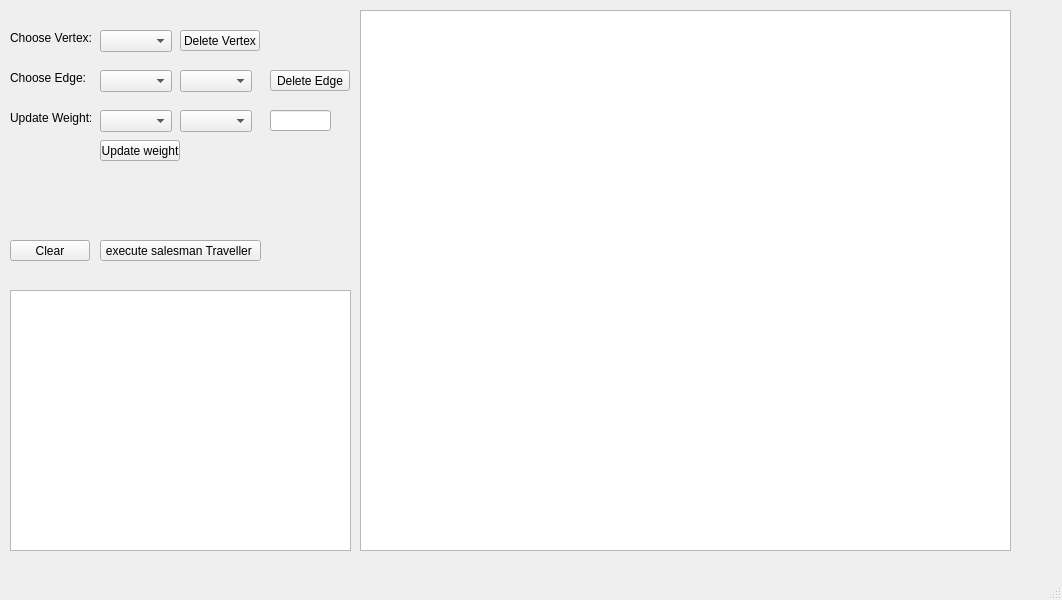
The window that salesmanTraveller/mainwindow.ui (Morpheuseses/Creative_Task) describes before a commit, drawn with Qt 5.
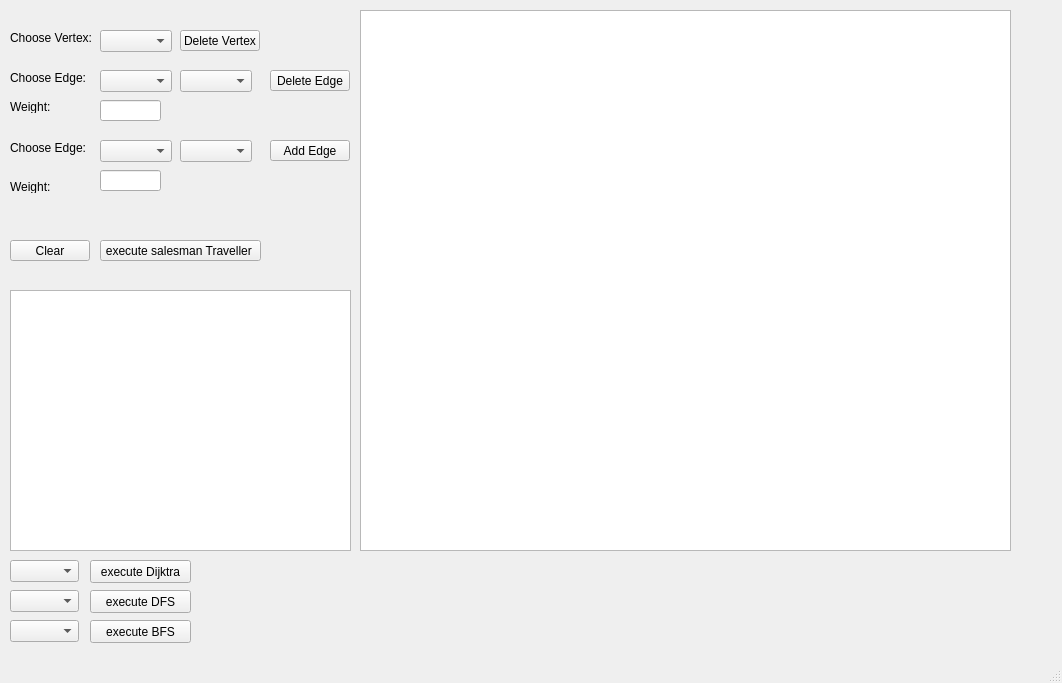
The same window after the commit.

Diff of the .ui file:
```diff
--- a/salesmanTraveller/mainwindow.ui
+++ b/salesmanTraveller/mainwindow.ui
@@ -7,7 +7,7 @@
     <x>0</x>
     <y>0</y>
     <width>1062</width>
-    <height>600</height>
+    <height>683</height>
    </rect>
   </property>
   <property name="windowTitle">
@@ -109,19 +109,6 @@
      <string>Delete Edge</string>
     </property>
    </widget>
-   <widget class="QLabel" name="label_3">
-    <property name="geometry">
-     <rect>
-      <x>10</x>
-      <y>110</y>
-      <width>81</width>
-      <height>16</height>
-     </rect>
-    </property>
-    <property name="text">
-     <string>Update Weight:</string>
-    </property>
-   </widget>
    <widget class="QComboBox" name="comboBox_3">
     <property name="geometry">
      <rect>
@@ -132,19 +119,6 @@
      </rect>
     </property>
    </widget>
-   <widget class="QPushButton" name="pushButton_4">
-    <property name="geometry">
-     <rect>
-      <x>100</x>
-      <y>140</y>
-      <width>80</width>
-      <height>21</height>
-     </rect>
-    </property>
-    <property name="text">
-     <string>Update weight</string>
-    </property>
-   </widget>
    <widget class="QPushButton" name="pushButton_5">
     <property name="geometry">
      <rect>
@@ -162,9 +136,9 @@
     <property name="geometry">
      <rect>
       <x>10</x>
-      <y>180</y>
+      <y>200</y>
       <width>341</width>
-      <height>51</height>
+      <height>41</height>
      </rect>
     </property>
     <property name="text">
@@ -181,11 +155,47 @@
      </rect>
     </property>
    </widget>
+   <widget class="QLineEdit" name="lineEdit">
+    <property name="geometry">
+     <rect>
+      <x>100</x>
+      <y>100</y>
+      <width>61</width>
+      <height>21</height>
+     </rect>
+    </property>
+   </widget>
+   <widget class="QLabel" name="label_3">
+    <property name="geometry">
+     <rect>
+      <x>10</x>
+      <y>100</y>
+      <width>47</width>
+      <height>13</height>
+     </rect>
+    </property>
+    <property name="text">
+     <string>Weight:</string>
+    </property>
+   </widget>
+   <widget class="QPushButton" name="pushButton_4">
+    <property name="geometry">
+     <rect>
+      <x>270</x>
+      <y>140</y>
+      <width>80</width>
+      <height>21</height>
+     </rect>
+    </property>
+    <property name="text">
+     <string>Add Edge</string>
+    </property>
+   </widget>
    <widget class="QComboBox" name="comboBox_4">
     <property name="geometry">
      <rect>
       <x>100</x>
-      <y>110</y>
+      <y>140</y>
       <width>72</width>
       <height>22</height>
      </rect>
@@ -195,22 +205,156 @@
     <property name="geometry">
      <rect>
       <x>180</x>
-      <y>110</y>
+      <y>140</y>
       <width>72</width>
       <height>22</height>
      </rect>
     </property>
    </widget>
-   <widget class="QLineEdit" name="lineEdit">
+   <widget class="QLineEdit" name="lineEdit_2">
     <property name="geometry">
      <rect>
-      <x>270</x>
-      <y>110</y>
+      <x>100</x>
+      <y>170</y>
       <width>61</width>
       <height>21</height>
      </rect>
     </property>
    </widget>
+   <widget class="QLabel" name="label_5">
+    <property name="geometry">
+     <rect>
+      <x>10</x>
+      <y>180</y>
+      <width>47</width>
+      <height>13</height>
+     </rect>
+    </property>
+    <property name="text">
+     <string>Weight:</string>
+    </property>
+   </widget>
+   <widget class="QLabel" name="label_6">
+    <property name="geometry">
+     <rect>
+      <x>10</x>
+      <y>140</y>
+      <width>81</width>
+      <height>16</height>
+     </rect>
+    </property>
+    <property name="text">
+     <string>Choose Edge:</string>
+    </property>
+   </widget>
+   <widget class="QPushButton" name="pushButton_6">
+    <property name="geometry">
+     <rect>
+      <x>90</x>
+      <y>560</y>
+      <width>101</width>
+      <height>23</height>
+     </rect>
+    </property>
+    <property name="text">
+     <string>execute Dijktra</string>
+    </property>
+   </widget>
+   <widget class="QComboBox" name="comboBox_6">
+    <property name="geometry">
+     <rect>
+      <x>10</x>
+      <y>560</y>
+      <width>69</width>
+      <height>22</height>
+     </rect>
+    </property>
+   </widget>
+   <widget class="QLabel" name="label_7">
+    <property name="geometry">
+     <rect>
+      <x>200</x>
+      <y>560</y>
+      <width>791</width>
+      <height>16</height>
+     </rect>
+    </property>
+    <property name="text">
+     <string/>
+    </property>
+   </widget>
+   <widget class="QComboBox" name="comboBox_7">
+    <property name="geometry">
+     <rect>
+      <x>10</x>
+      <y>590</y>
+      <width>69</width>
+      <height>22</height>
+     </rect>
+    </property>
+   </widget>
+   <widget class="QPushButton" name="pushButton_7">
+    <property name="geometry">
+     <rect>
+      <x>90</x>
+      <y>590</y>
+      <width>101</width>
+      <height>23</height>
+     </rect>
+    </property>
+    <property name="text">
+     <string>execute DFS</string>
+    </property>
+   </widget>
+   <widget class="QLabel" name="label_8">
+    <property name="geometry">
+     <rect>
+      <x>200</x>
+      <y>590</y>
+      <width>801</width>
+      <height>16</height>
+     </rect>
+    </property>
+    <property name="text">
+     <string/>
+    </property>
+   </widget>
+   <widget class="QComboBox" name="comboBox_8">
+    <property name="geometry">
+     <rect>
+      <x>10</x>
+      <y>620</y>
+      <width>69</width>
+      <height>22</height>
+     </rect>
+    </property>
+   </widget>
+   <widget class="QPushButton" name="pushButton_8">
+    <property name="geometry">
+     <rect>
+      <x>90</x>
+      <y>620</y>
+      <width>101</width>
+      <height>23</height>
+     </rect>
+    </property>
+    <property name="text">
+     <string>execute BFS</string>
+    </property>
+   </widget>
+   <widget class="QLabel" name="label_9">
+    <property name="geometry">
+     <rect>
+      <x>200</x>
+      <y>620</y>
+      <width>811</width>
+      <height>16</height>
+     </rect>
+    </property>
+    <property name="text">
+     <string/>
+    </property>
+   </widget>
   </widget>
   <widget class="QMenuBar" name="menubar">
    <property name="geometry">
```
Left out of the diff: 2 changed lines with no effect on the pictures.
